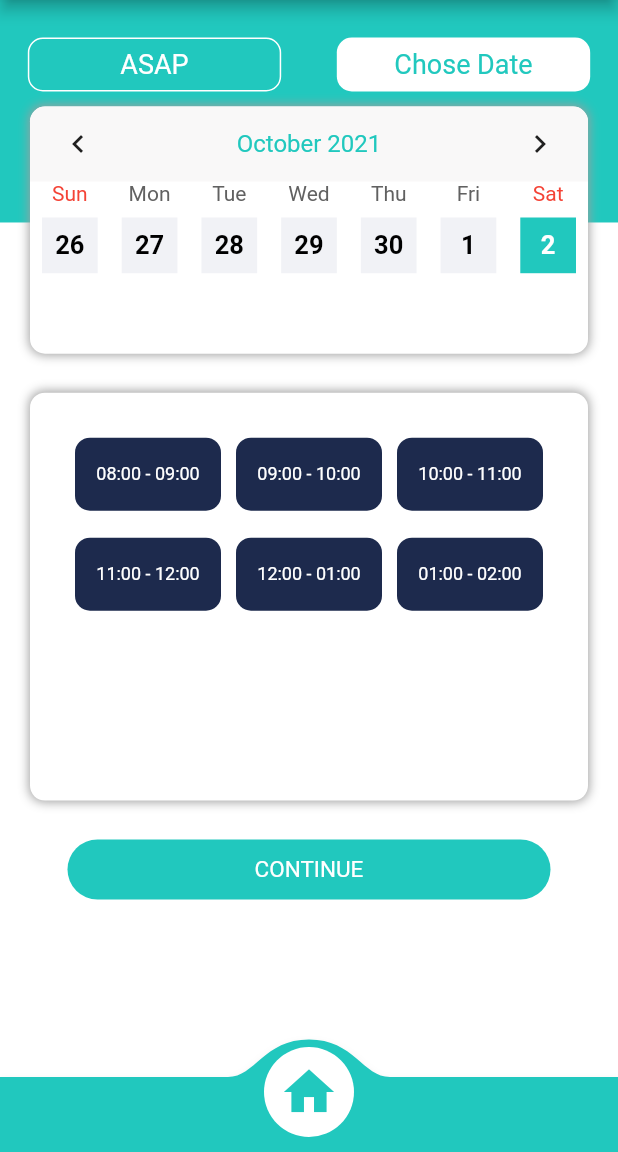
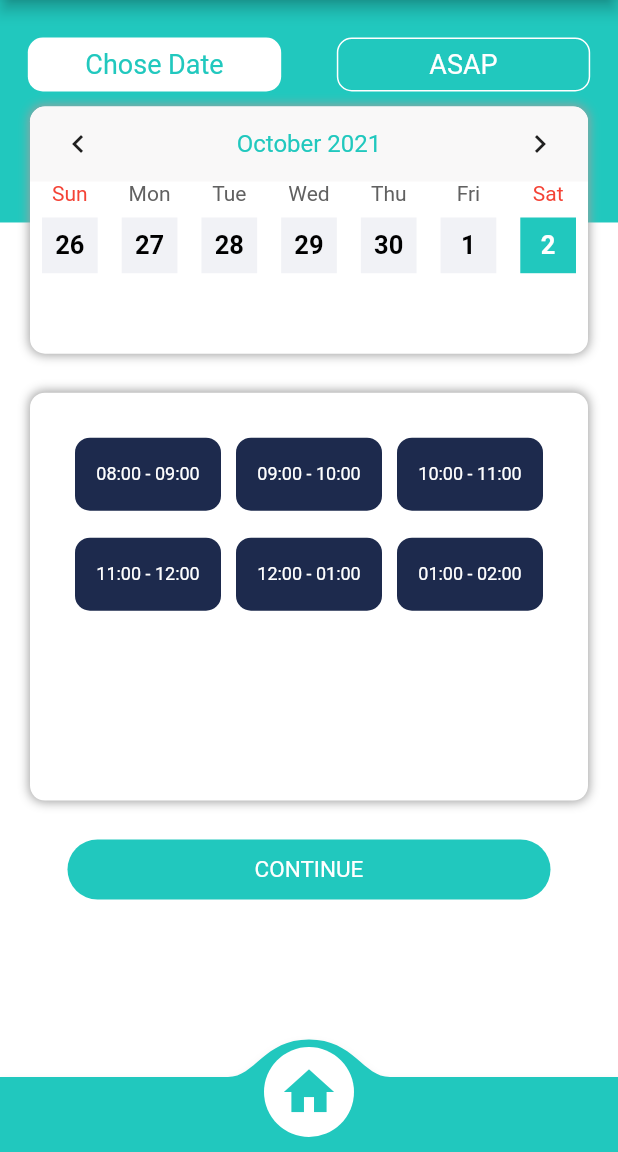
Before and after one commit to snehaagrawal070301/homelabz, a Flutter app: the BookingScreen screen opened directly, after a tap on "Chose Date", on a phone screen of 412 x 824 dp, the part 84-1236 px from its top. Run offline on Flutter 3.47's test engine with Material 2 defaults, Android fonts, the phone set to English and light mode, and no system bars; drawn by our look-alikes of convex_bottom_bar, table_calendar; our stand-ins replace fluttertoast, image_picker, intl_phone_field, progress_dialog, shared_preferences; missing offline and left inert: stripe_payment; accounts and stored records are empty; network calls fail.

Commit message:
commit changes

```diff
--- a/lib/Screens/BookingChooseDate.dart
+++ b/lib/Screens/BookingChooseDate.dart
@@ -1,6 +1,7 @@
 import 'package:flutter/cupertino.dart';
 import 'package:flutter/material.dart';
 import 'package:homelabz/Models/TimeSlot.dart';
+import 'package:homelabz/Screens/bookingScreen.dart';
 import 'package:homelabz/Screens/bottomNavigationBar.dart';
 import 'package:homelabz/components/colorValues.dart';
 import 'package:table_calendar/table_calendar.dart';
@@ -77,7 +78,26 @@ class BookingChooseDateState extends State<BookingChooseDate>{
                         children: [
                           GestureDetector(
                             onTap: () {
-                              Navigator.pop(context);
+                            },
+                            child: Container(
+                              height: 36,
+                              width: MediaQuery.of(context).size.width*0.41,
+                              decoration: BoxDecoration(
+                                color: Color(ColorValues.WHITE_COLOR),
+                                borderRadius: BorderRadius.circular(10),
+                              ),
+                              child: Center(
+                                child: Text("Chose Date",style: TextStyle(fontFamily: "Regular",fontSize: 18,
+                                    color: Color(ColorValues.THEME_COLOR)),textAlign: TextAlign.center,),
+                              ),
+                            ),
+                          ),
+                          GestureDetector(
+                            onTap: () {
+                              Navigator.push(
+                                  context,
+                                  MaterialPageRoute(
+                                      builder: (context) => BookingScreen()));
                             },
                             child: Container(
                               height: 36,
@@ -90,22 +110,6 @@ class BookingChooseDateState extends State<BookingChooseDate>{
                               child: Center(
                                 child: Text("ASAP",style: TextStyle(fontFamily: "Regular",fontSize: 18,
                                     color: Color(ColorValues.WHITE_COLOR)),textAlign: TextAlign.center,),
-                              ),
-                            ),
-                          ),
-                          GestureDetector(
-                            onTap: () {
-                            },
-                            child: Container(
-                              height: 36,
-                              width: MediaQuery.of(context).size.width*0.41,
-                              decoration: BoxDecoration(
-                                color: Color(ColorValues.WHITE_COLOR),
-                                borderRadius: BorderRadius.circular(10),
-                              ),
-                              child: Center(
-                                child: Text("Chose Date",style: TextStyle(fontFamily: "Regular",fontSize: 18,
-                                    color: Color(ColorValues.THEME_COLOR)),textAlign: TextAlign.center,),
                               ),
                             ),
                           ),
--- a/lib/Screens/MakeAppointmentScreen.dart
+++ b/lib/Screens/MakeAppointmentScreen.dart
@@ -3,6 +3,7 @@ import 'package:convex_bottom_bar/convex_bottom_bar.dart';
 import 'package:flutter/material.dart';
 import 'package:fluttertoast/fluttertoast.dart';
 import 'package:homelabz/Models/BookingListResponse.dart';
+import 'package:homelabz/Screens/BookingChooseDate.dart';
 import 'package:homelabz/Screens/bottomNavigationBar.dart';
 import 'package:homelabz/components/colorValues.dart';
 import 'package:homelabz/constants/ConstantMsg.dart';
@@ -126,7 +127,7 @@ class _MakeAppointmentScreenState extends State<MakeAppointmentScreen> {
                         Navigator.push(
                             context,
                             MaterialPageRoute(
-                                builder: (context) => BookingScreen()));
+                                builder: (context) => BookingChooseDate()));
                       },
                       child: Container(
                         margin:
--- a/lib/Screens/bookingScreen.dart
+++ b/lib/Screens/bookingScreen.dart
@@ -51,22 +51,6 @@ class BookingScreenState extends State<BookingScreen>{
                         children: [
                           GestureDetector(
                             onTap: () {
-                              },
-                              child: Container(
-                                height: 36,
-                                width: MediaQuery.of(context).size.width*0.41,
-                                decoration: BoxDecoration(
-                                  color: Color(ColorValues.WHITE_COLOR),
-                                  borderRadius: BorderRadius.circular(10),
-                                ),
-                                child: Center(
-                                  child: Text("ASAP",style: TextStyle(fontFamily: "Regular",fontSize: 18,
-                                      color: Color(ColorValues.THEME_COLOR)),textAlign: TextAlign.center,),
-                                ),
-                              ),
-                            ),
-                            GestureDetector(
-                              onTap: () {
                               Navigator.push(
                                   context,
                                   MaterialPageRoute(
@@ -84,6 +68,22 @@ class BookingScreenState extends State<BookingScreen>{
                               child: Center(
                                 child: Text("Chose Date",style: TextStyle(fontFamily: "Regular",fontSize: 18,
                                     color: Color(ColorValues.WHITE_COLOR)),textAlign: TextAlign.center,),
+                              ),
+                            ),
+                          ),
+                          GestureDetector(
+                              onTap: () {
+                              },
+                              child: Container(
+                                height: 36,
+                                width: MediaQuery.of(context).size.width*0.41,
+                                decoration: BoxDecoration(
+                                  color: Color(ColorValues.WHITE_COLOR),
+                                  borderRadius: BorderRadius.circular(10),
+                                ),
+                                child: Center(
+                                  child: Text("ASAP",style: TextStyle(fontFamily: "Regular",fontSize: 18,
+                                      color: Color(ColorValues.THEME_COLOR)),textAlign: TextAlign.center,),
                                 ),
                               ),
                             ),
```
Also changed, not shown: lib/Screens/appointmentScreen.dart (+20 -0 lines), lib/Screens/homeScreen.dart (+15 -13 lines). Lines whose indentation alone changed are shown as unchanged.
